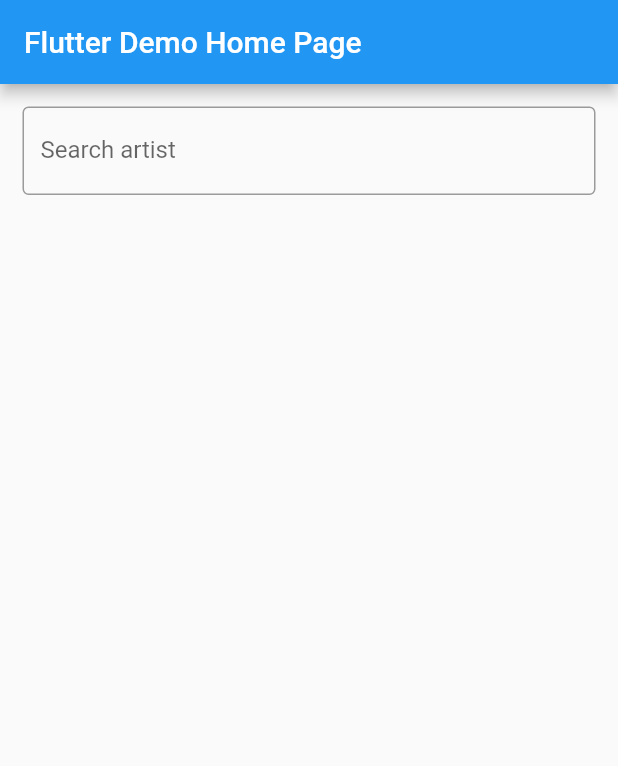
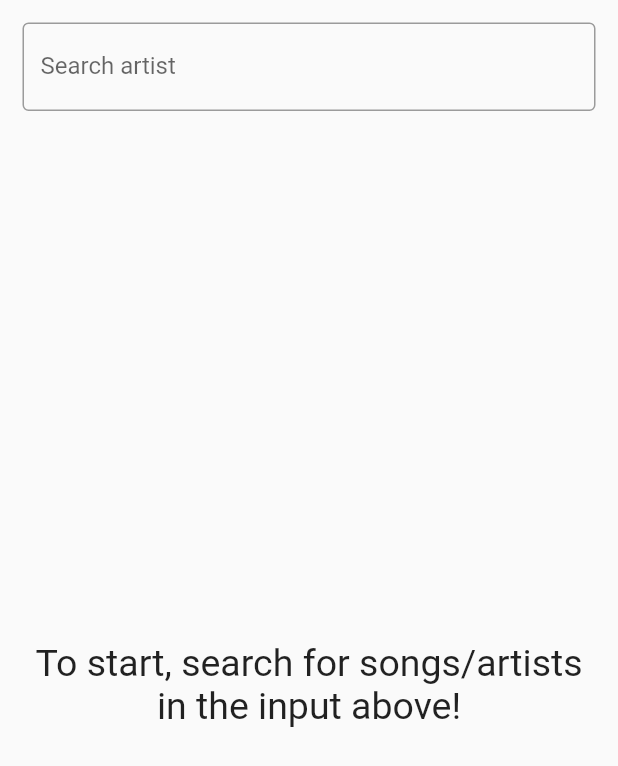
Before and after one commit to giorgenes/flutter_player, a Flutter app: the screen it shows after launch, on a phone screen of 412 x 824 dp. Shown: the top 766 px of the screen. Run offline on Flutter 3.47's test engine with Material 2 defaults, Android fonts, the phone set to English and light mode, and no system bars; our stand-ins replace audioplayers, flutter_spinkit.

Commit message:
Empty screen prompt

```diff
--- a/lib/main.dart
+++ b/lib/main.dart
@@ -63,8 +63,6 @@ class _MyHomePageState extends State<MyHomePage> {
         isPlaying = false;
       });
     });
-
-    performSearch('metallica');
   }
 
   @override
@@ -134,6 +132,24 @@ class _MyHomePageState extends State<MyHomePage> {
       )
     ];
 
+    if (songs.isEmpty) {
+      widgets.add(
+        Expanded(
+          child: Padding(
+            padding: const EdgeInsets.all(20.0),
+            child: Center(
+              child: Text(
+                'To start, search for songs/artists in the input above!',
+                textAlign: TextAlign.center,
+                style: TextStyle(
+                  fontSize: 25.0,
+                ),
+              ),
+            ),
+          ),
+        ),
+      );
+    } else {
       widgets.add(
         Expanded(
           child: ListView(
@@ -141,6 +157,7 @@ class _MyHomePageState extends State<MyHomePage> {
           ),
         ),
       );
+    }
 
     if (showPlayer) {
       widgets.add(
@@ -157,11 +174,10 @@ class _MyHomePageState extends State<MyHomePage> {
     }
 
     return Scaffold(
-      appBar: AppBar(
-        title: Text(widget.title),
+      body: SafeArea(
+        child: Column(
+          children: widgets,
         ),
-      body: Column(
-        children: widgets,
       ),
     );
   }
```
Lines whose indentation alone changed are shown as unchanged.
